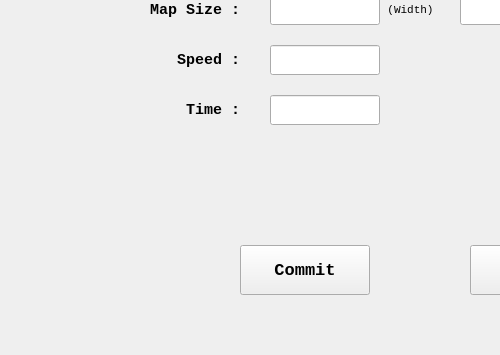
Above: EnclosureWar/view/initwindow.ui from WilsonXM/EnclosureWar before the change; both pictures show x 0 to 500 and y 245 to 600 of the 800 by 600 pixel window. Below: the same form after it.
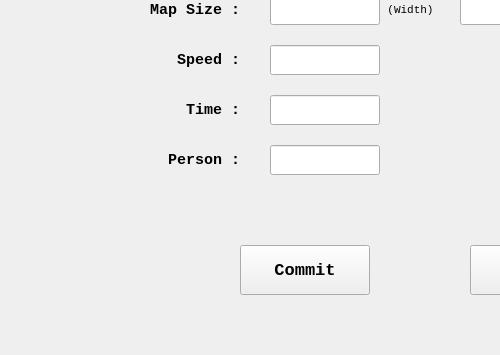
That is the form after the change. Icons and pictures are not drawn.

Diff of the .ui file:
```diff
--- a/EnclosureWar/view/initwindow.ui
+++ b/EnclosureWar/view/initwindow.ui
@@ -322,6 +322,45 @@
        <bool>false</bool>
       </property>
      </widget>
+     <widget class="QLabel" name="personNumber">
+      <property name="geometry">
+       <rect>
+        <x>20</x>
+        <y>320</y>
+        <width>100</width>
+        <height>30</height>
+       </rect>
+      </property>
+      <property name="font">
+       <font>
+        <family>Consolas</family>
+        <pointsize>10</pointsize>
+        <bold>true</bold>
+       </font>
+      </property>
+      <property name="text">
+       <string>&lt;html&gt;&lt;head/&gt;&lt;body&gt;&lt;p align=&quot;right&quot;&gt;&lt;span style=&quot; font-size:11pt;&quot;&gt;Person :&lt;/span&gt;&lt;/p&gt;&lt;/body&gt;&lt;/html&gt;</string>
+      </property>
+     </widget>
+     <widget class="QLineEdit" name="personlineEdit">
+      <property name="geometry">
+       <rect>
+        <x>150</x>
+        <y>320</y>
+        <width>110</width>
+        <height>30</height>
+       </rect>
+      </property>
+      <property name="cursorPosition">
+       <number>0</number>
+      </property>
+      <property name="alignment">
+       <set>Qt::AlignCenter</set>
+      </property>
+      <property name="clearButtonEnabled">
+       <bool>false</bool>
+      </property>
+     </widget>
     </widget>
    </widget>
   </widget>
```
